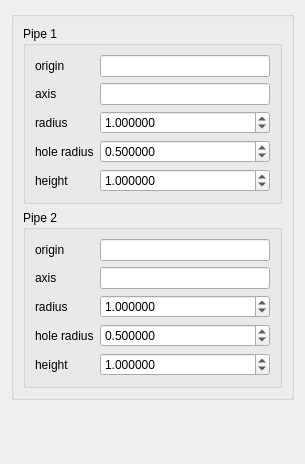
This is src/HEXABLOCKGUI/MakePipes_QTD.ui in SalomePlatform/hexablock as Qt 5 draws it before an edit. The edited form follows.
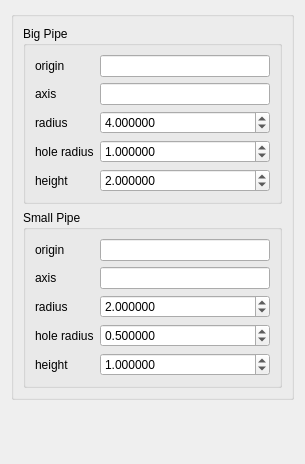
This is the edited form.

Patch:
```diff
--- a/src/HEXABLOCKGUI/MakePipes_QTD.ui
+++ b/src/HEXABLOCKGUI/MakePipes_QTD.ui
@@ -29,7 +29,7 @@
       <item>
        <widget class="QGroupBox" name="groupBox_2">
         <property name="title">
-         <string>Pipe 1</string>
+         <string>Big Pipe</string>
         </property>
         <layout class="QFormLayout" name="formLayout">
          <item row="0" column="0">
@@ -82,7 +82,7 @@
             <double>1000000000.000000000000000</double>
            </property>
            <property name="value">
-            <double>1.000000000000000</double>
+            <double>4.000000000000000</double>
            </property>
           </widget>
          </item>
@@ -102,7 +102,7 @@
             <double>1000000000.000000000000000</double>
            </property>
            <property name="value">
-            <double>0.500000000000000</double>
+            <double>1.000000000000000</double>
            </property>
           </widget>
          </item>
@@ -122,7 +122,7 @@
             <double>1000000000.000000000000000</double>
            </property>
            <property name="value">
-            <double>1.000000000000000</double>
+            <double>2.000000000000000</double>
            </property>
           </widget>
          </item>
@@ -132,7 +132,7 @@
       <item>
        <widget class="QGroupBox" name="groupBox_3">
         <property name="title">
-         <string>Pipe 2</string>
+         <string>Small Pipe</string>
         </property>
         <layout class="QFormLayout" name="formLayout_2">
          <item row="0" column="0">
@@ -185,7 +185,7 @@
             <double>1000000000.000000000000000</double>
            </property>
            <property name="value">
-            <double>1.000000000000000</double>
+            <double>2.000000000000000</double>
            </property>
           </widget>
          </item>
```
